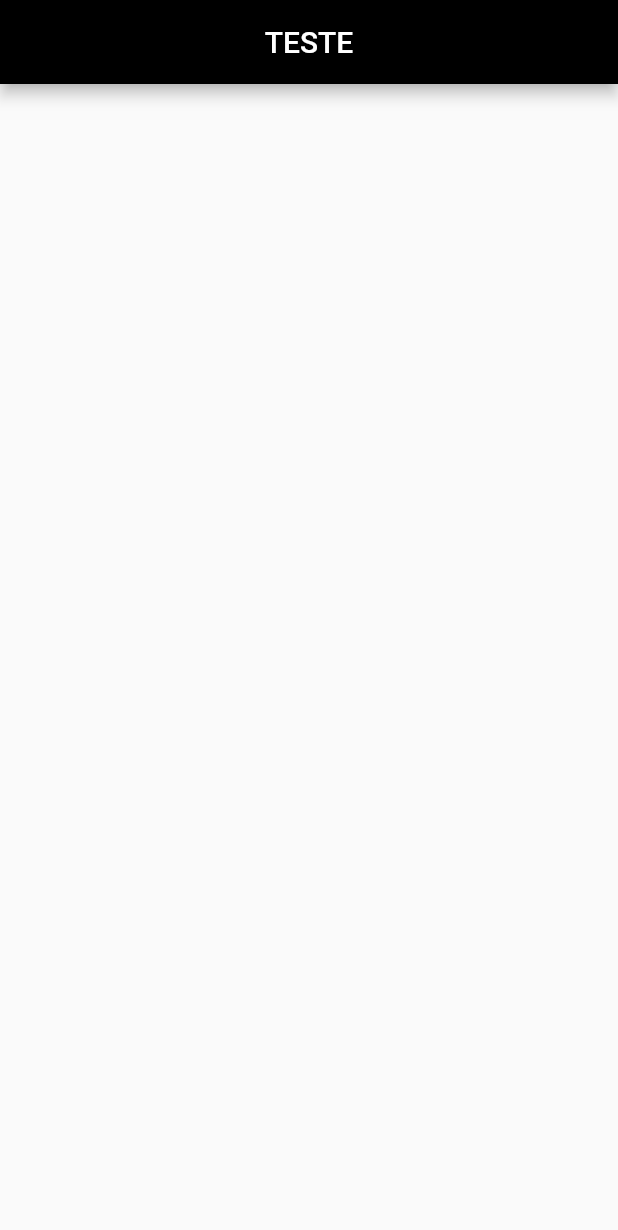
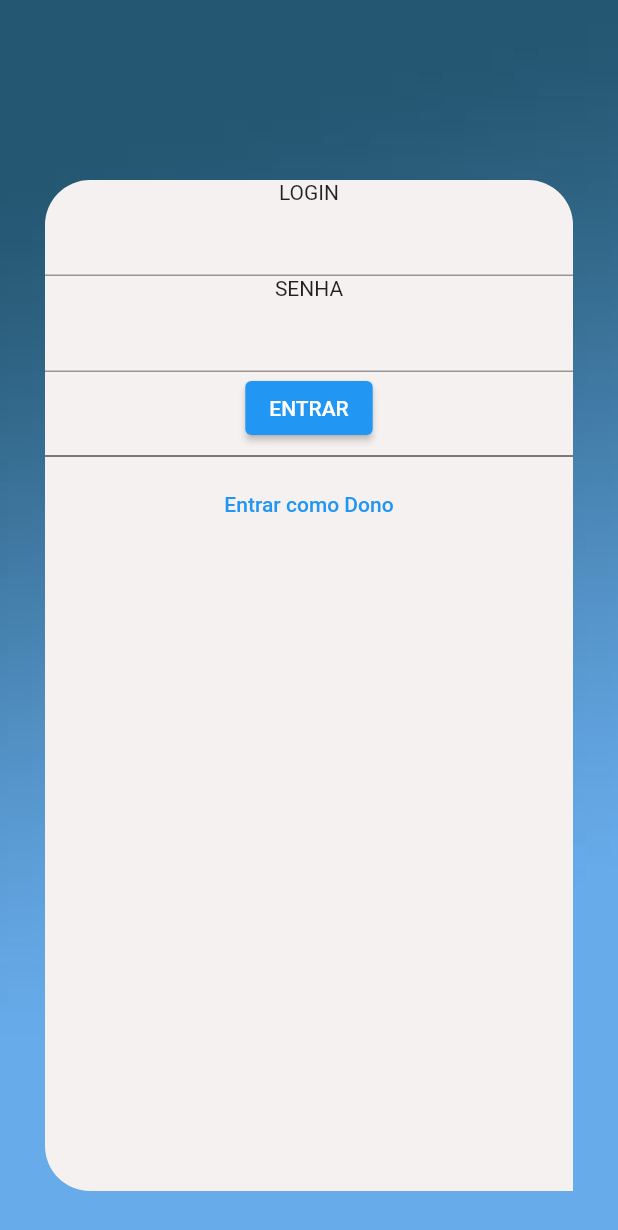
Before and after one commit to RafaelMendesDeveloper/Final_Project, a Flutter app: the screen it shows after launch, on a phone screen of 412 x 824 dp. Shown: the top 1230 px of the screen. Run offline on Flutter 3.47's test engine with Material 2 defaults, Android fonts, the phone set to English and light mode, and no system bars.

Commit message:
login page basic estructure without any function or style

```diff
--- a/projeto_final/lib/main.dart
+++ b/projeto_final/lib/main.dart
@@ -1,20 +1,88 @@
 import 'package:flutter/material.dart';
 
 void main() {
-  runApp(LoginPage());
+  runApp(const HomePage());
 }
 
-class LoginPage extends StatelessWidget {
-  const LoginPage({super.key});
+class HomePage extends StatelessWidget {
+  const HomePage({super.key});
 
   @override
   Widget build(BuildContext context) {
+    final _formKey = GlobalKey<FormState>();
     return MaterialApp(
       debugShowCheckedModeBanner: false,
       home: Scaffold(
-        appBar: AppBar(
-          backgroundColor: Colors.black,
-          title: const Center(child: Text('TESTE')),
+        body: Container(
+          width: double.infinity,
+          height: double.infinity,
+          decoration: const BoxDecoration(
+            //background image
+            image: DecorationImage(
+                image: AssetImage("images/background_image.jpg"),
+                fit: BoxFit.cover),
+          ),
+          child: Center( //form
+            child: Container(  //white container
+              width: double.infinity,
+              height: double.infinity,
+              margin: const EdgeInsets.only(
+                  left: 30.0, right: 30.0, top: 120.0, bottom: 30.0),
+              decoration: const BoxDecoration(
+                color: Color.fromARGB(255, 246, 241, 241),
+                borderRadius: BorderRadius.only(
+                  topLeft: Radius.circular(30),
+                  bottomLeft: Radius.circular(30),
+                  topRight: Radius.circular(30),
+                ),
+              ),
+
+
+              child: Form( //login forms
+                key: _formKey,
+                child: Column(
+                  children: <Widget>[
+
+                    const Text('LOGIN'),
+
+                    TextFormField(
+                      validator: (value) {
+                        if (value == null || value.isEmpty) {
+                          return 'Please enter some text';
+                        }
+                        return null;
+                      },
+                    ),
+
+                    const Text('SENHA'),
+
+                    TextFormField(
+                      validator: (value) {
+                        if (value == null || value.isEmpty) {
+                          return 'Please enter some text';
+                        }
+                        return null;
+                      },
+                    ),
+
+                    ElevatedButton(onPressed: (){
+
+                    },
+                    child: const Text('ENTRAR')),
+
+                    const Divider(
+                      color: Colors.black
+                    ),
+
+                    TextButton(onPressed: (){
+
+                    }, child: Text('Entrar como Dono'),),
+
+                  ],
+                ),
+              ),
+            ),
+          ),
         ),
       ),
     );
--- a/projeto_final/pubspec.yaml
+++ b/projeto_final/pubspec.yaml
@@ -35,6 +35,8 @@ dependencies:
   # The following adds the Cupertino Icons font to your application.
   # Use with the CupertinoIcons class for iOS style icons.
   cupertino_icons: ^1.0.2
+  provider: ^6.0.5
+
 
 dev_dependencies:
   flutter_test:
@@ -59,8 +61,8 @@ flutter:
   uses-material-design: true
 
   # To add assets to your application, add an assets section, like this:
-  # assets:
-  #   - images/a_dot_burr.jpeg
+  assets:
+    - images/
   #   - images/a_dot_ham.jpeg
 
   # An image asset can refer to one or more resolution-specific "variants", see
```
Also changed, not shown: projeto_final/images/background_image.jpg (added), projeto_final/pubspec.lock, 1 other file.
